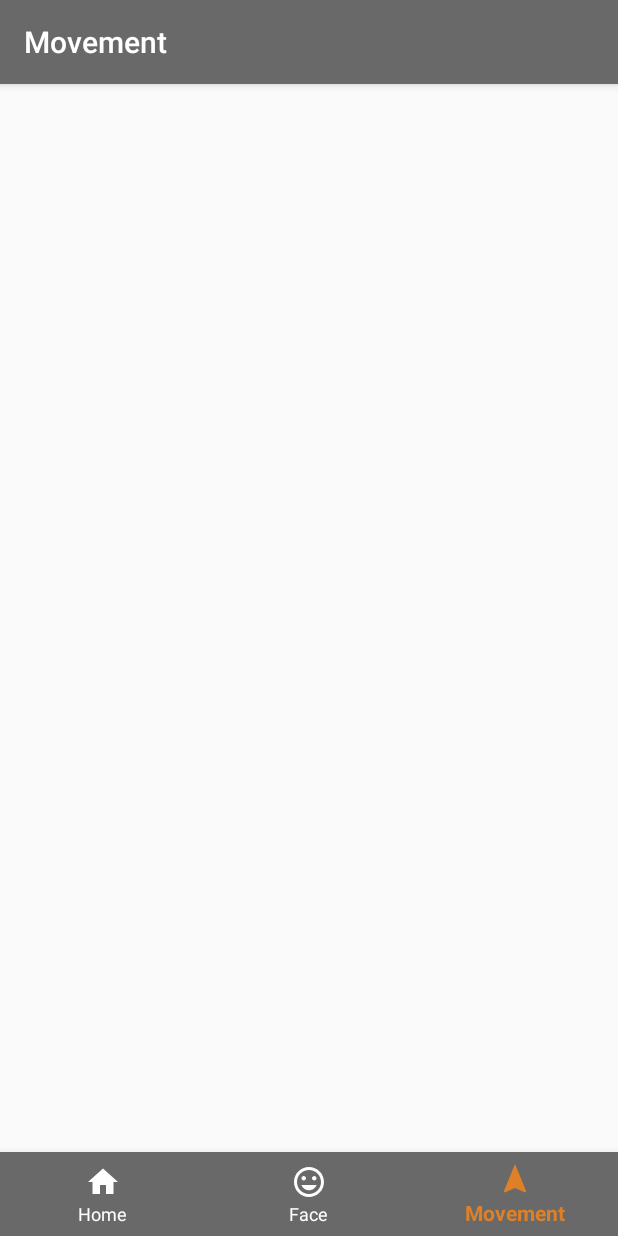
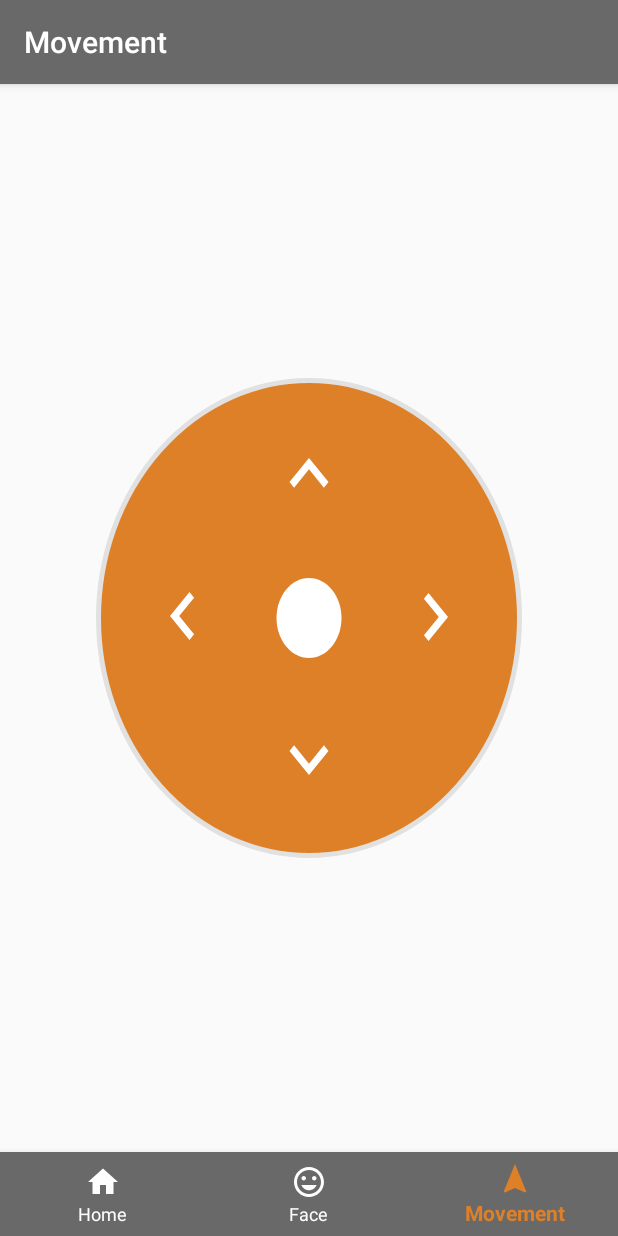
Before and after one commit to MartinRosenquist/Robi, an Android app: the MovementActivity screen opened directly, with no data from a screen before it, on a phone screen of 412 x 824 dp. Run offline under Robolectric (Android 15) with nearby library versions, the phone set to English and light mode, and no system bars.

Commit message:
Movement Site, Daily Commit

```diff
--- /dev/null
+++ b/RobiControl/app/src/main/res/drawable/circle.xml
@@ -0,0 +1,14 @@
+<?xml version="1.0" encoding="utf-8"?>
+<selector xmlns:android="http://schemas.android.com/apk/res/android">
+
+
+    <item>
+        <shape android:shape="oval">
+            <size android:width="134dp" android:height="134dp"/>
+            <solid android:color="@color/colorAccent"/>
+            <stroke android:color="@color/colorSecondaryLight" android:width="3dp" />
+            <!--corners allow us to make the rounded corners button-->
+            <corners android:radius="25dp" />
+        </shape>
+    </item>
+</selector>
--- /dev/null
+++ b/RobiControl/app/src/main/res/drawable/ic_keyboard_arrow_down_black_24dp.xml
@@ -0,0 +1,5 @@
+<vector android:height="24dp" android:tint="#FFFFFF"
+    android:viewportHeight="24.0" android:viewportWidth="24.0"
+    android:width="24dp" xmlns:android="http://schemas.android.com/apk/res/android">
+    <path android:fillColor="#FF000000" android:pathData="M7.41,7.84L12,12.42l4.59,-4.58L18,9.25l-6,6 -6,-6z"/>
+</vector>
--- /dev/null
+++ b/RobiControl/app/src/main/res/drawable/ic_keyboard_arrow_left_white_24dp.xml
@@ -0,0 +1,5 @@
+<vector android:height="24dp" android:tint="#FFFFFF"
+    android:viewportHeight="24.0" android:viewportWidth="24.0"
+    android:width="24dp" xmlns:android="http://schemas.android.com/apk/res/android">
+    <path android:fillColor="#FF000000" android:pathData="M15.41,16.09l-4.58,-4.59 4.58,-4.59L14,5.5l-6,6 6,6z"/>
+</vector>
--- /dev/null
+++ b/RobiControl/app/src/main/res/drawable/ic_keyboard_arrow_right_white_24dp.xml
@@ -0,0 +1,5 @@
+<vector android:height="24dp" android:tint="#FFFFFF"
+    android:viewportHeight="24.0" android:viewportWidth="24.0"
+    android:width="24dp" xmlns:android="http://schemas.android.com/apk/res/android">
+    <path android:fillColor="#FF000000" android:pathData="M8.59,16.34l4.58,-4.59 -4.58,-4.59L10,5.75l6,6 -6,6z"/>
+</vector>
--- /dev/null
+++ b/RobiControl/app/src/main/res/drawable/ic_keyboard_arrow_up_black_24dp.xml
@@ -0,0 +1,5 @@
+<vector android:height="24dp" android:tint="#FFFFFF"
+    android:viewportHeight="24.0" android:viewportWidth="24.0"
+    android:width="24dp" xmlns:android="http://schemas.android.com/apk/res/android">
+    <path android:fillColor="#FF000000" android:pathData="M7.41,15.41L12,10.83l4.59,4.58L18,14l-6,-6 -6,6z"/>
+</vector>
--- /dev/null
+++ b/RobiControl/app/src/main/res/drawable/ic_lens_black_24dp.xml
@@ -0,0 +1,5 @@
+<vector android:height="24dp" android:tint="#FFFFFF"
+    android:viewportHeight="24.0" android:viewportWidth="24.0"
+    android:width="24dp" xmlns:android="http://schemas.android.com/apk/res/android">
+    <path android:fillColor="#FF000000" android:pathData="M12,2C6.48,2 2,6.48 2,12s4.48,10 10,10 10,-4.48 10,-10S17.52,2 12,2z"/>
+</vector>
--- a/RobiControl/app/src/main/res/layout/movement.xml
+++ b/RobiControl/app/src/main/res/layout/movement.xml
@@ -5,7 +5,88 @@
     xmlns:app="http://schemas.android.com/apk/res-auto">
 
 
+    <androidx.constraintlayout.widget.ConstraintLayout
+        android:layout_width="0dp"
+        android:layout_height="0dp"
+        android:layout_marginStart="64dp"
+        android:layout_marginTop="196dp"
+        android:layout_marginEnd="64dp"
+        android:layout_marginBottom="196dp"
+        android:background="@drawable/circle"
+        app:layout_constraintBottom_toTopOf="@id/Menu_Navigation"
+        app:layout_constraintEnd_toEndOf="parent"
+        app:layout_constraintStart_toStartOf="parent"
+        app:layout_constraintTop_toTopOf="parent">
 
+        <TextView
+            android:id="@+id/forward"
+            android:layout_width="0dp"
+            android:layout_height="0dp"
+            android:layout_marginStart="32dp"
+            android:layout_marginTop="32dp"
+            android:layout_marginEnd="32dp"
+            android:background="@drawable/ic_keyboard_arrow_up_black_24dp"
+            app:layout_constraintBottom_toTopOf="@id/stop"
+            app:layout_constraintEnd_toStartOf="@id/right"
+            app:layout_constraintStart_toEndOf="@id/left"
+            app:layout_constraintTop_toTopOf="parent" />
+
+        <TextView
+            android:id="@+id/stop"
+            android:layout_width="0dp"
+            android:layout_height="0dp"
+            android:layout_marginStart="16dp"
+            android:layout_marginTop="32dp"
+            android:layout_marginEnd="16dp"
+            android:background="@drawable/ic_lens_black_24dp"
+            app:layout_constraintBottom_toTopOf="@id/backwards"
+            app:layout_constraintEnd_toStartOf="@id/right"
+            app:layout_constraintStart_toEndOf="@id/left"
+            app:layout_constraintTop_toBottomOf="@id/forward" />
+
+        <TextView
+            android:id="@+id/left"
+            android:layout_width="0dp"
+            android:layout_height="0dp"
+            android:layout_marginStart="32dp"
+            android:layout_marginTop="32dp"
+            android:layout_marginEnd="16dp"
+            android:layout_marginBottom="32dp"
+            android:background="@drawable/ic_keyboard_arrow_left_white_24dp"
+            app:layout_constraintBottom_toTopOf="@id/backwards"
+            app:layout_constraintEnd_toStartOf="@id/stop"
+            app:layout_constraintStart_toStartOf="parent"
+            app:layout_constraintTop_toBottomOf="@id/forward" />
+
+        <TextView
+            android:id="@+id/right"
+            android:layout_width="0dp"
+            android:layout_height="0dp"
+            android:layout_marginStart="16dp"
+            android:layout_marginTop="32dp"
+            android:layout_marginEnd="32dp"
+            android:layout_marginBottom="32dp"
+            android:background="@drawable/ic_keyboard_arrow_right_white_24dp"
+            app:layout_constraintBottom_toTopOf="@id/backwards"
+            app:layout_constraintEnd_toEndOf="parent"
+            app:layout_constraintStart_toEndOf="@id/stop"
+            app:layout_constraintTop_toBottomOf="@id/forward" />
+
+        <TextView
+            android:id="@+id/backwards"
+            android:layout_width="0dp"
+            android:layout_height="0dp"
+            android:layout_marginStart="32dp"
+            android:layout_marginTop="32dp"
+            android:layout_marginEnd="32dp"
+            android:layout_marginBottom="32dp"
+            android:background="@drawable/ic_keyboard_arrow_down_black_24dp"
+            app:layout_constraintBottom_toBottomOf="parent"
+            app:layout_constraintEnd_toStartOf="@id/right"
+            app:layout_constraintStart_toEndOf="@id/left"
+            app:layout_constraintTop_toBottomOf="@id/stop" />
+
+    </androidx.constraintlayout.widget.ConstraintLayout>
 
     <com.google.android.material.bottomnavigation.BottomNavigationView
         android:id="@+id/Menu_Navigation"
```
